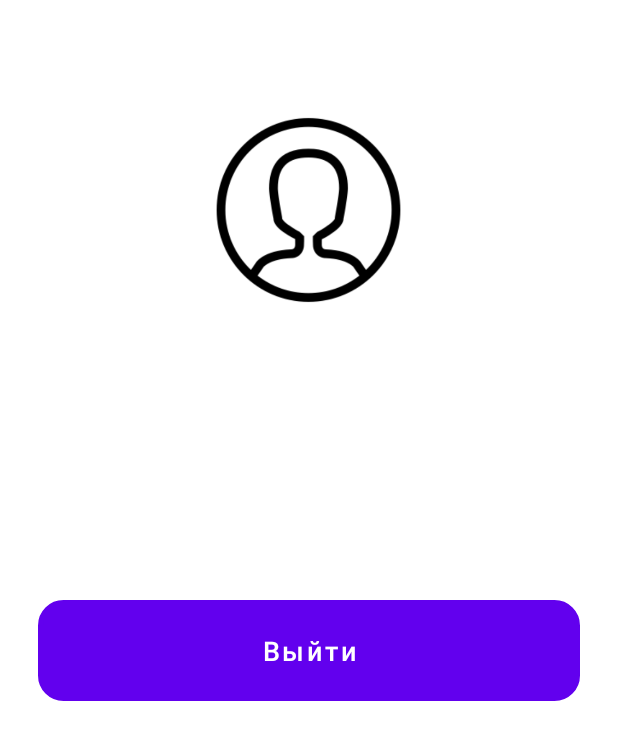
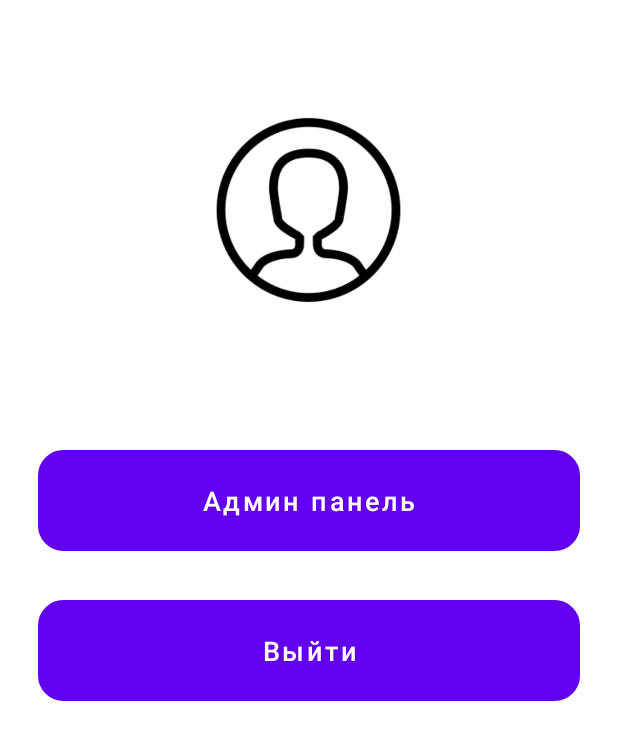
Before and after one commit to RussiaFPS/tourist, an Android app: the layout fragment_account.xml on its own in the app's theme, with its tools: preview values and no code run, on a phone screen of 412 x 824 dp. Shown: the top 740 px of the screen. Run offline under Robolectric (Android 15) with nearby library versions, the phone set to English and light mode, and no system bars.

Commit message:
Добавлен переход в админ панель

```diff
--- a/app/src/main/res/layout/fragment_account.xml
+++ b/app/src/main/res/layout/fragment_account.xml
@@ -27,6 +27,21 @@
         android:textStyle="bold" />
 
     <Button
+        android:id="@+id/admin_btn"
+        android:layout_width="match_parent"
+        android:layout_height="wrap_content"
+        android:layout_marginLeft="25dp"
+        android:layout_marginRight="25dp"
+        android:layout_marginTop="300dp"
+        android:background="@drawable/input_design"
+        android:padding="15dp"
+        android:text="Админ панель"
+        android:textAllCaps="false"
+        android:textSize="18sp"
+        android:textColor="@android:color/white"
+        />
+
+    <Button
         android:id="@+id/exit_btn"
         android:layout_width="match_parent"
         android:layout_height="wrap_content"
```
Also changed, not shown: app/src/main/java/ru/mirea/tourist/Account.java (+17 -0 lines), app/src/main/java/ru/mirea/tourist/admin_panel.java (added, +64 -0 lines), app/src/main/res/layout/fragment_admin_panel.xml (added, +15 -0 lines).
